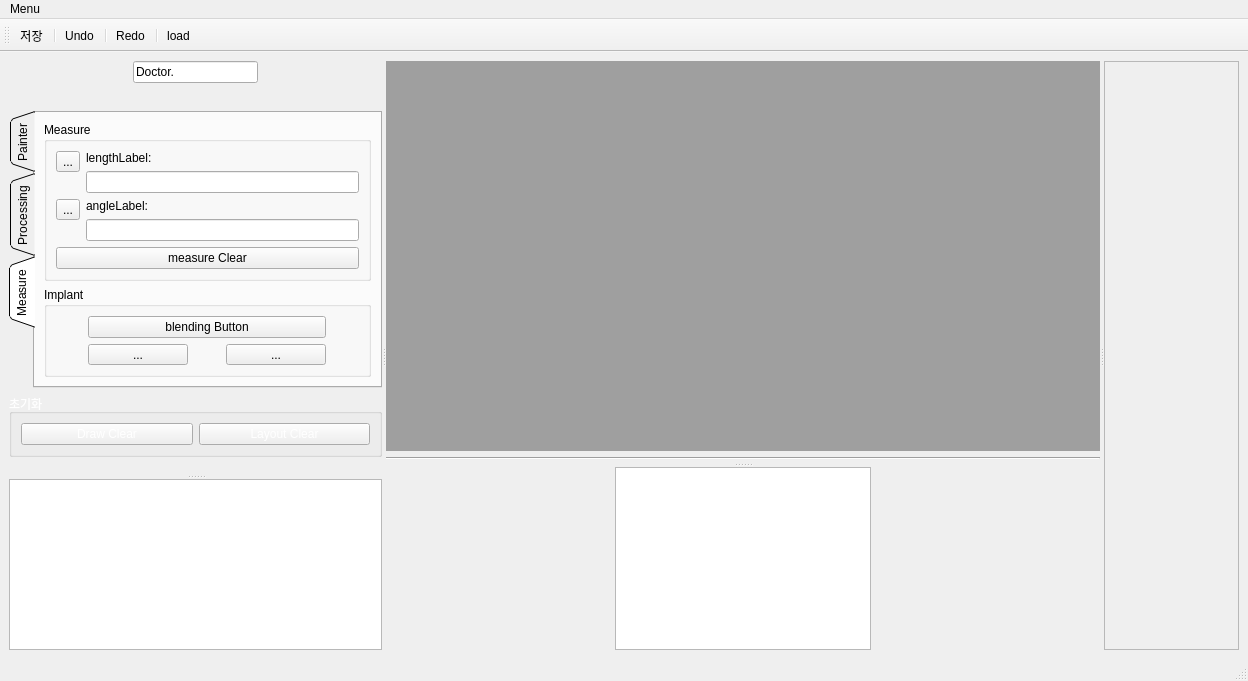
Before: the Qt Designer form DentistApp18/DentistApp10/DentistApp/mainwindow.ui in Jyeong2c/Project, drawn with Qt 5.
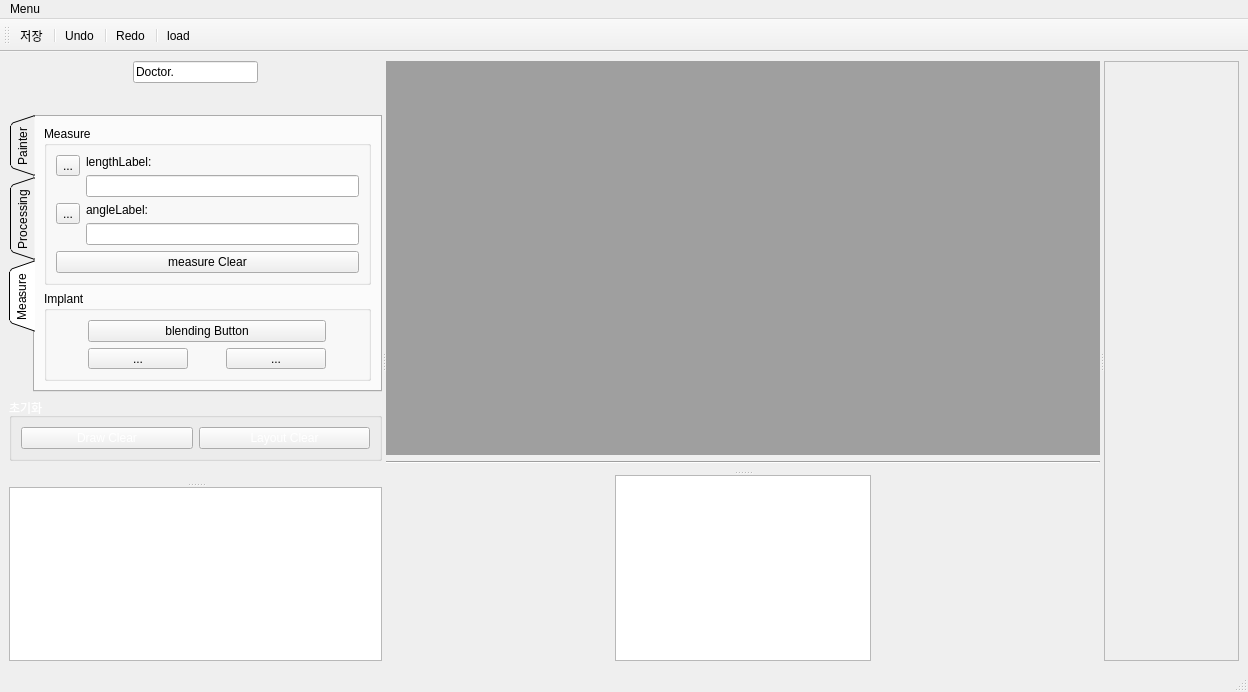
After: the same form once the commit is applied. Icons and pictures are not drawn.

Patch:
```diff
--- a/DentistApp18/DentistApp10/DentistApp/mainwindow.ui
+++ b/DentistApp18/DentistApp10/DentistApp/mainwindow.ui
@@ -7,7 +7,7 @@
     <x>0</x>
     <y>0</y>
     <width>1248</width>
-    <height>681</height>
+    <height>692</height>
    </rect>
   </property>
   <property name="windowTitle">
```
Left out of the diff: 6 changed lines with no effect on the pictures.
